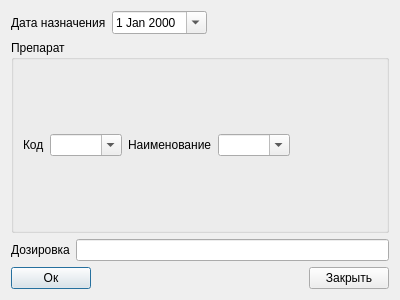
Before: the Qt Designer form work_info_patient/preparate/dialog_preparate.ui in PanchukDima/pndbase, drawn with Qt 5.
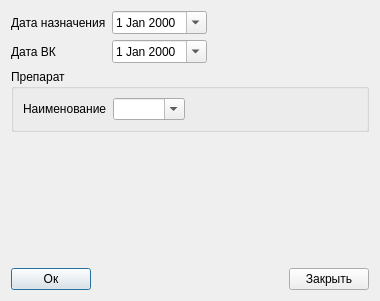
After: the same form once the commit is applied.

```diff
--- a/work_info_patient/preparate/dialog_preparate.ui
+++ b/work_info_patient/preparate/dialog_preparate.ui
@@ -6,65 +6,20 @@
    <rect>
     <x>0</x>
     <y>0</y>
-    <width>400</width>
-    <height>300</height>
+    <width>380</width>
+    <height>301</height>
    </rect>
   </property>
   <property name="windowTitle">
    <string>Dialog</string>
   </property>
-  <layout class="QVBoxLayout" name="verticalLayout">
-   <item>
-    <layout class="QHBoxLayout" name="horizontalLayout_4">
-     <item>
-      <widget class="QLabel" name="label">
-       <property name="text">
-        <string>Дата назначения</string>
-       </property>
-      </widget>
-     </item>
-     <item>
-      <widget class="QDateEdit" name="dateEdit">
-       <property name="calendarPopup">
-        <bool>true</bool>
-       </property>
-      </widget>
-     </item>
-     <item>
-      <spacer name="horizontalSpacer_2">
-       <property name="orientation">
-        <enum>Qt::Horizontal</enum>
-       </property>
-       <property name="sizeHint" stdset="0">
-        <size>
-         <width>40</width>
-         <height>20</height>
-        </size>
-       </property>
-      </spacer>
-     </item>
-    </layout>
-   </item>
-   <item>
+  <layout class="QGridLayout" name="gridLayout">
+   <item row="2" column="0">
     <widget class="QGroupBox" name="groupBox">
      <property name="title">
       <string>Препарат</string>
      </property>
      <layout class="QHBoxLayout" name="horizontalLayout_3">
-      <item>
-       <widget class="QLabel" name="label_2">
-        <property name="text">
-         <string>Код</string>
-        </property>
-       </widget>
-      </item>
-      <item>
-       <widget class="QComboBox" name="comboBox">
-        <property name="editable">
-         <bool>true</bool>
-        </property>
-       </widget>
-      </item>
       <item>
        <widget class="QLabel" name="label_3">
         <property name="text">
@@ -95,21 +50,65 @@
      </layout>
     </widget>
    </item>
-   <item>
-    <layout class="QHBoxLayout" name="horizontalLayout_2">
-     <item>
-      <widget class="QLabel" name="label_4">
+   <item row="0" column="0">
+    <layout class="QGridLayout" name="gridLayout_2">
+     <item row="0" column="1">
+      <widget class="QDateEdit" name="dateEdit_appointment">
+       <property name="calendarPopup">
+        <bool>true</bool>
+       </property>
+      </widget>
+     </item>
+     <item row="0" column="0">
+      <widget class="QLabel" name="label">
        <property name="text">
-        <string>Дозировка</string>
+        <string>Дата назначения</string>
        </property>
       </widget>
      </item>
-     <item>
-      <widget class="QLineEdit" name="lineEdit"/>
+     <item row="0" column="2">
+      <spacer name="horizontalSpacer_2">
+       <property name="orientation">
+        <enum>Qt::Horizontal</enum>
+       </property>
+       <property name="sizeHint" stdset="0">
+        <size>
+         <width>40</width>
+         <height>20</height>
+        </size>
+       </property>
+      </spacer>
+     </item>
+     <item row="1" column="0">
+      <widget class="QLabel" name="label_2">
+       <property name="text">
+        <string>Дата ВК</string>
+       </property>
+      </widget>
+     </item>
+     <item row="1" column="1">
+      <widget class="QDateEdit" name="dateEdit_vk">
+       <property name="calendarPopup">
+        <bool>true</bool>
+       </property>
+      </widget>
      </item>
     </layout>
    </item>
-   <item>
+   <item row="3" column="0">
+    <spacer name="verticalSpacer">
+     <property name="orientation">
+      <enum>Qt::Vertical</enum>
+     </property>
+     <property name="sizeHint" stdset="0">
+      <size>
+       <width>20</width>
+       <height>40</height>
+      </size>
+     </property>
+    </spacer>
+   </item>
+   <item row="4" column="0">
     <layout class="QHBoxLayout" name="horizontalLayout">
      <item>
       <widget class="QPushButton" name="pushButton">
```
Left out of the diff: 6 changed lines with no effect on the pictures.
